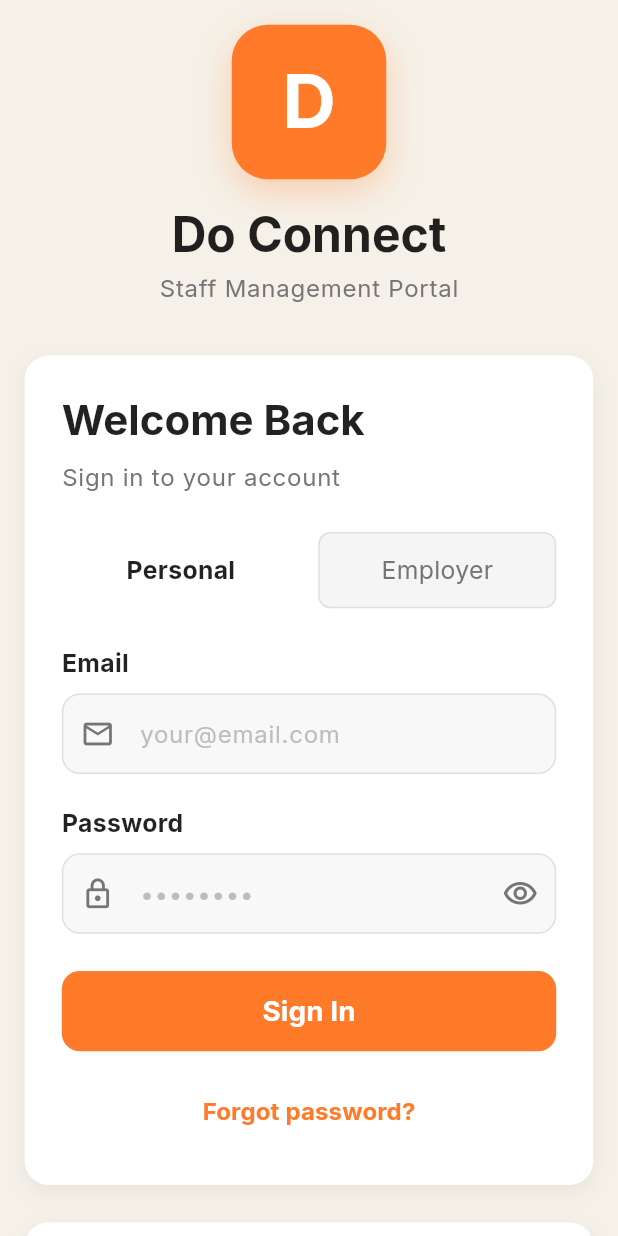
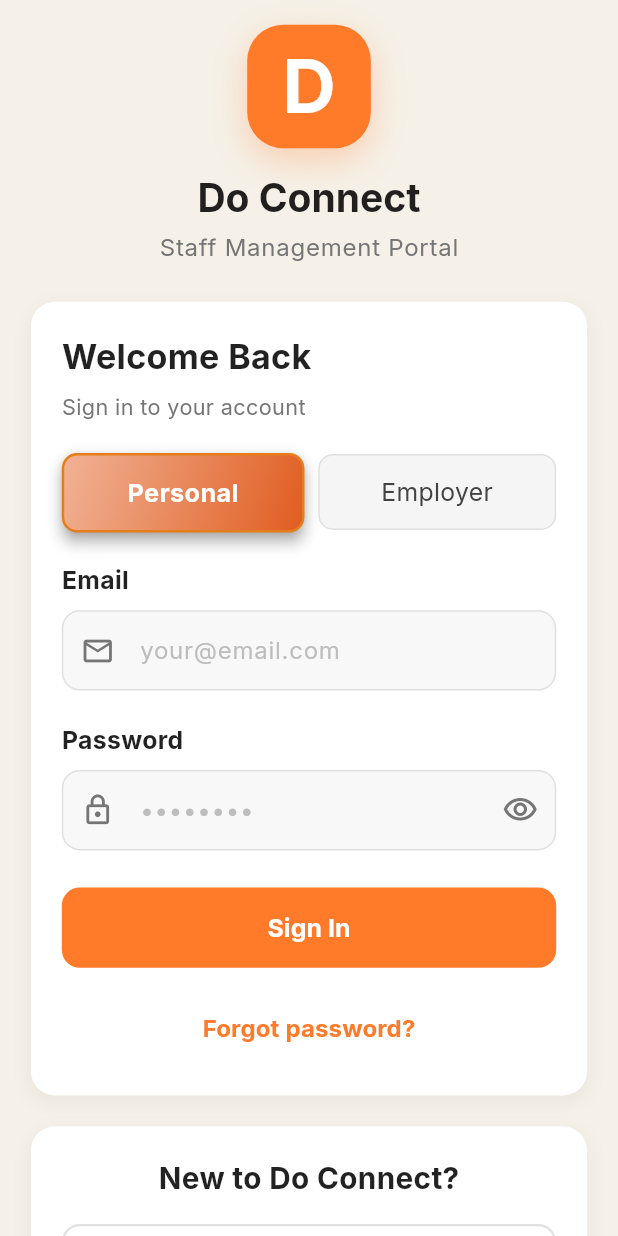
Before and after one commit to dotechconnect-byte/do-connect-mobile, a Flutter app: the screen it shows after launch, on a phone screen of 412 x 824 dp. Run offline on Flutter 3.47's test engine with Material 3 defaults, Android fonts, the phone set to English and light mode, and no system bars; our stand-ins replace dartz, equatable, flutter_bloc, get_it.

Commit message:
UI/Login screen UI size updated

```diff
--- a/lib/core/widgets/primary_button.dart
+++ b/lib/core/widgets/primary_button.dart
@@ -34,8 +34,7 @@ class PrimaryButton extends StatelessWidget {
           ),
           disabledBackgroundColor: Colors.grey[300],
         ),
-        child:
-            isLoading
+        child: isLoading
             ? SizedBox(
                 height: size.height * 0.03,
                 width: size.height * 0.03,
@@ -47,9 +46,9 @@ class PrimaryButton extends StatelessWidget {
             : Text(
                 text,
                 style: TextStyle(
-                    fontSize: size.width * 0.045,
+                  fontSize: size.width * 0.10,
                   fontWeight: FontWeight.w600,
-                  ).copyWith(fontSize: (size.width * 0.045).clamp(16.0, 20.0)),
+                ).copyWith(fontSize: (size.width * 0.040).clamp(16.0, 20.0)),
               ),
       ),
     );
--- a/lib/features/auth/presentation/pages/login_screen.dart
+++ b/lib/features/auth/presentation/pages/login_screen.dart
@@ -28,14 +28,12 @@ class _LoginScreenState extends State<LoginScreen> {
     return BlocListener<AuthBloc, AuthState>(
       listener: (context, state) {
         if (state.status == AuthStatus.authenticated) {
-          // Navigate to home screen
           ScaffoldMessenger.of(context).showSnackBar(
             const SnackBar(
               content: Text('Login successful!'),
               backgroundColor: Colors.green,
             ),
           );
-          // TODO: Navigator.pushReplacementNamed(context, '/home');
         } else if (state.status == AuthStatus.error) {
           ScaffoldMessenger.of(context).showSnackBar(
             SnackBar(
@@ -63,23 +61,19 @@ class _LoginScreenState extends State<LoginScreen> {
             ),
             child: Padding(
               padding: EdgeInsets.symmetric(
-                horizontal: size.width * 0.04,
+                horizontal: size.width * 0.05,
                 vertical: size.height * 0.02,
               ),
               child: Column(
                 mainAxisAlignment: MainAxisAlignment.center,
                 children: [
-                  // Logo and Title
                   const AppLogo(),
-
-                  SizedBox(height: size.height * 0.04),
+                  SizedBox(height: size.height * 0.03),
 
                   // Login Form Card
                   Container(
                     width: double.infinity,
-                    constraints: const BoxConstraints(
-                      maxWidth: 600,
-                    ),
+                    constraints: const BoxConstraints(maxWidth: 600),
                     decoration: BoxDecoration(
                       color: Colors.white,
                       borderRadius: BorderRadius.circular(16),
@@ -91,51 +85,39 @@ class _LoginScreenState extends State<LoginScreen> {
                         ),
                       ],
                     ),
-                    padding: EdgeInsets.all(size.width * 0.06),
+                    padding: EdgeInsets.all(size.width * 0.05),
                     child: Column(
                       crossAxisAlignment: CrossAxisAlignment.start,
                       children: [
                         Text(
                           'Welcome Back',
-                          style: Theme.of(context)
-                              .textTheme
-                              .headlineMedium
-                              ?.copyWith(
-                                fontWeight: FontWeight.bold,
-                                color: Colors.black87,
-                              ),
+                          style: TextStyle(
+                            fontSize: (size.width * 0.055).clamp(20.0, 24.0),
+                            fontWeight: FontWeight.bold,
+                            color: Colors.black87,
+                          ),
                         ),
-                        SizedBox(height: size.height * 0.01),
+                        SizedBox(height: size.height * 0.008),
                         Text(
                           'Sign in to your account',
-                          style:
-                              Theme.of(context).textTheme.bodyLarge?.copyWith(
-                                    color: Colors.grey[600],
-                                  ),
+                          style: TextStyle(
+                            fontSize: (size.width * 0.035).clamp(13.0, 15.0),
+                            color: Colors.grey[600],
+                          ),
                         ),
-                        SizedBox(height: size.height * 0.03),
-
-                        // Account Type Selector
+                        SizedBox(height: size.height * 0.025),
                         AccountTypeSelector(
                           selectedType: _selectedAccountType,
                           onTypeChanged: _onAccountTypeChanged,
                         ),
-
-                        SizedBox(height: size.height * 0.03),
-
-                        // Login Form
-                        LoginForm(
-                          accountType: _selectedAccountType,
-                        ),
+                        SizedBox(height: size.height * 0.025),
+                        LoginForm(accountType: _selectedAccountType),
                       ],
                     ),
                   ),
 
-                  SizedBox(height: size.height * 0.03),
-
-                  // New User Section
+                  SizedBox(height: size.height * 0.025),
                   const NewUserSection(),
-
                   SizedBox(height: size.height * 0.02),
                 ],
               ),
--- a/lib/features/auth/presentation/widgets/account_type_selecter.dart
+++ b/lib/features/auth/presentation/widgets/account_type_selecter.dart
@@ -50,28 +50,70 @@ class _AccountTypeButton extends StatelessWidget {
   @override
   Widget build(BuildContext context) {
     final size = MediaQuery.of(context).size;
+    final double verticalPadding = size.height * 0.015;
+    final double fontSize = (size.width * 0.04).clamp(14.0, 18.0);
 
-    return GestureDetector(
+    return AnimatedContainer(
+      duration: const Duration(milliseconds: 220),
+      curve: Curves.easeOutCubic,
+      transform: Matrix4.identity()..scale(isSelected ? 1.02 : 1.0),
+      child: Material(
+        // Provide material so InkWell ripple is visible
+        color: Colors.transparent,
+        elevation: isSelected ? 4.0 : 0.0,
+        borderRadius: BorderRadius.circular(10),
+        child: InkWell(
+          borderRadius: BorderRadius.circular(10),
           onTap: onTap,
           child: AnimatedContainer(
-        duration: const Duration(milliseconds: 200),
-        padding: EdgeInsets.symmetric(vertical: size.height * 0.015),
+            duration: const Duration(milliseconds: 220),
+            padding: EdgeInsets.symmetric(vertical: verticalPadding),
             decoration: BoxDecoration(
-          color: isSelected ? Colors.white : const Color(0xFFF5F5F5),
-          borderRadius: BorderRadius.circular(8),
+              gradient: isSelected
+                  ? const LinearGradient(
+                      colors: [
+                        Color.fromARGB(255, 241, 179, 150),
+                        Color.fromARGB(255, 224, 92, 31),
+                      ],
+                      begin: Alignment.topLeft,
+                      end: Alignment.bottomRight,
+                    )
+                  : null,
+              color: isSelected ? null : const Color(0xFFF5F5F5),
+              borderRadius: BorderRadius.circular(10),
               border: Border.all(
-            color: isSelected ? Colors.transparent : Colors.grey[300]!,
-            width: 1,
+                color: isSelected
+                    ? const Color.fromARGB(255, 230, 125, 27)
+                    : Colors.grey.shade300,
+                width: isSelected ? 1.6 : 1.0,
+              ),
+              boxShadow: isSelected
+                  ? [
+                      BoxShadow(
+                        color: Colors.black.withOpacity(0.12),
+                        blurRadius: 8,
+                        offset: const Offset(0, 3),
+                      ),
+                    ]
+                  : null,
+            ),
+            child: Row(
+              mainAxisAlignment: MainAxisAlignment.center,
+              children: [
+                Flexible(
+                  child: Text(
+                    label,
+                    textAlign: TextAlign.center,
+                    style: TextStyle(
+                      fontSize: fontSize,
+                      fontWeight:
+                          isSelected ? FontWeight.w700 : FontWeight.w500,
+                      color: isSelected ? Colors.white : Colors.grey[800],
                     ),
                   ),
-        child: Center(
-          child: Text(
-            label,
-            style: TextStyle(
-              fontSize: size.width * 0.04,
-              fontWeight: isSelected ? FontWeight.w600 : FontWeight.normal,
-              color: isSelected ? Colors.black87 : Colors.grey[600],
-            ).copyWith(fontSize: (size.width * 0.04).clamp(14.0, 18.0)),
+                ),
+              ],
+            ),
           ),
         ),
       ),
--- a/lib/features/auth/presentation/widgets/app_logo.dart
+++ b/lib/features/auth/presentation/widgets/app_logo.dart
@@ -10,8 +10,8 @@ class AppLogo extends StatelessWidget {
     return Column(
       children: [
         Container(
-          width: size.width * 0.25,
-          height: size.width * 0.25,
+          width: size.width * 0.20,
+          height: size.width * 0.20,
           constraints: const BoxConstraints(
             minWidth: 80,
             minHeight: 80,
@@ -33,7 +33,7 @@ class AppLogo extends StatelessWidget {
             child: Text(
               'D',
               style: TextStyle(
-                fontSize: size.width * 0.12,
+                fontSize: size.width * 0.08,
                 fontWeight: FontWeight.bold,
                 color: Colors.white,
               ).copyWith(fontSize: (size.width * 0.12).clamp(40.0, 60.0)),
@@ -44,9 +44,10 @@ class AppLogo extends StatelessWidget {
         Text(
           'Do Connect',
           style: Theme.of(context).textTheme.headlineLarge?.copyWith(
-            fontWeight: FontWeight.bold,
-            color: Colors.black87,
-          ),
+                fontWeight: FontWeight.bold,
+                fontSize: (size.width * 0.03).clamp(26.0, 32.0),
+                color: Colors.black87,
+              ),
         ),
         SizedBox(height: size.height * 0.005),
         Text(
--- a/lib/features/auth/presentation/widgets/new_user_section.dart
+++ b/lib/features/auth/presentation/widgets/new_user_section.dart
@@ -32,9 +32,7 @@ class NewUserSection extends StatelessWidget {
 
     return Container(
       width: double.infinity,
-      constraints: const BoxConstraints(
-        maxWidth: 600,
-      ),
+      constraints: const BoxConstraints(maxWidth: 600),
       decoration: BoxDecoration(
         color: Colors.white,
         borderRadius: BorderRadius.circular(16),
@@ -46,30 +44,23 @@ class NewUserSection extends StatelessWidget {
           ),
         ],
       ),
-      padding: EdgeInsets.all(size.width * 0.06),
+      padding: EdgeInsets.all(size.width * 0.05),
       child: Column(
         children: [
           Text(
             'New to Do Connect?',
             style: TextStyle(
-              fontSize: size.width * 0.055,
+              fontSize: (size.width * 0.048).clamp(18.0, 22.0),
               fontWeight: FontWeight.bold,
               color: Colors.black87,
-            ).copyWith(
-              fontSize: (size.width * 0.055).clamp(20.0, 26.0),
             ),
           ),
-          SizedBox(height: size.height * 0.025),
-
-          // Get Free Demo Button
+          SizedBox(height: size.height * 0.02),
           _OutlineButton(
             text: 'Get Free Demo',
             onPressed: () => _handleGetDemo(context),
           ),
-
-          SizedBox(height: size.height * 0.015),
-
-          // OR Divider
+          SizedBox(height: size.height * 0.012),
           Row(
             children: [
               const Expanded(child: Divider()),
@@ -79,27 +70,22 @@ class NewUserSection extends StatelessWidget {
                   'OR',
                   style: TextStyle(
                     color: Colors.grey[600],
-                    fontSize: size.width * 0.035,
+                    fontSize: (size.width * 0.03).clamp(11.0, 13.0),
                   ),
                 ),
               ),
               const Expanded(child: Divider()),
             ],
           ),
-
-          SizedBox(height: size.height * 0.015),
-
-          // Create Profile Link
+          SizedBox(height: size.height * 0.012),
           TextButton(
             onPressed: () => _handleCreateProfile(context),
             child: Text(
               'Create Profile with Access Code',
               style: TextStyle(
-                fontSize: size.width * 0.04,
+                fontSize: (size.width * 0.035).clamp(13.0, 14.5),
                 color: const Color(0xFFFF7A29),
                 fontWeight: FontWeight.w600,
-              ).copyWith(
-                fontSize: (size.width * 0.04).clamp(14.0, 16.0),
               ),
             ),
           ),
@@ -124,7 +110,7 @@ class _OutlineButton extends StatelessWidget {
 
     return SizedBox(
       width: double.infinity,
-      height: size.height * 0.06,
+      height: size.height * 0.055,
       child: OutlinedButton(
         onPressed: onPressed,
         style: OutlinedButton.styleFrom(
@@ -139,11 +125,9 @@ class _OutlineButton extends StatelessWidget {
         child: Text(
           text,
           style: TextStyle(
-            fontSize: size.width * 0.04,
+            fontSize: (size.width * 0.035).clamp(13.0, 15.5),
             fontWeight: FontWeight.w600,
             color: Colors.black87,
-          ).copyWith(
-            fontSize: (size.width * 0.04).clamp(14.0, 18.0),
           ),
         ),
       ),
```
Also changed, not shown: lib/features/auth/presentation/pages/signup_screen.dart (+19 -31 lines), lib/features/auth/presentation/widgets/signup_form.dart (+45 -80 lines). Lines whose indentation alone changed are shown as unchanged.
